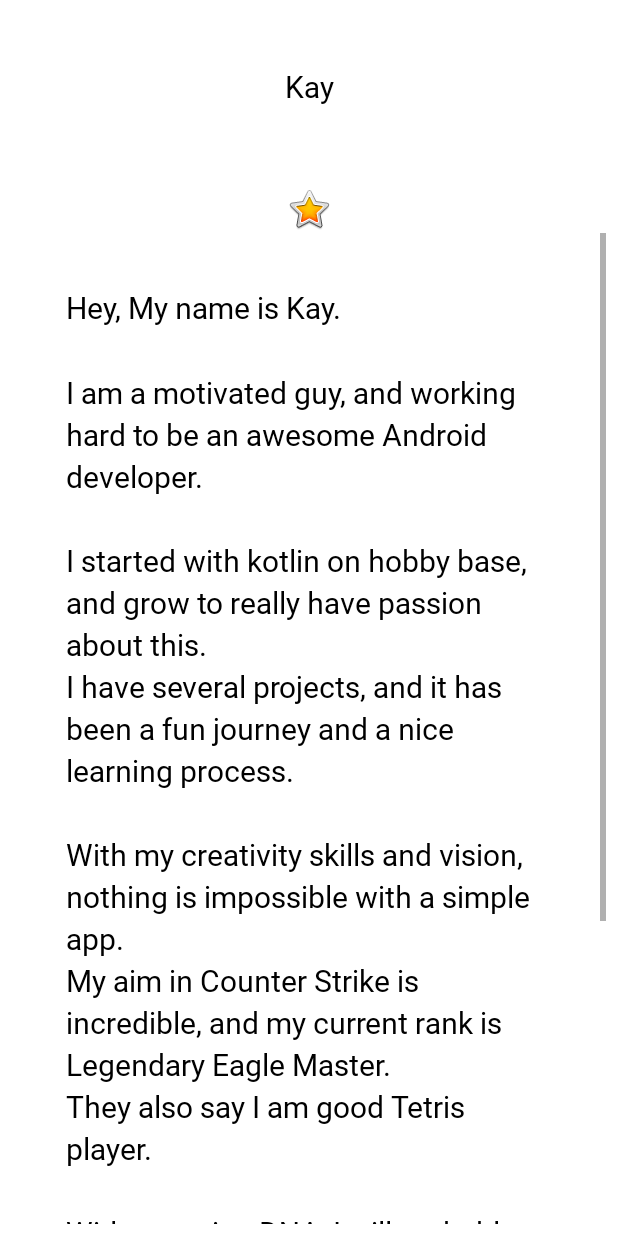
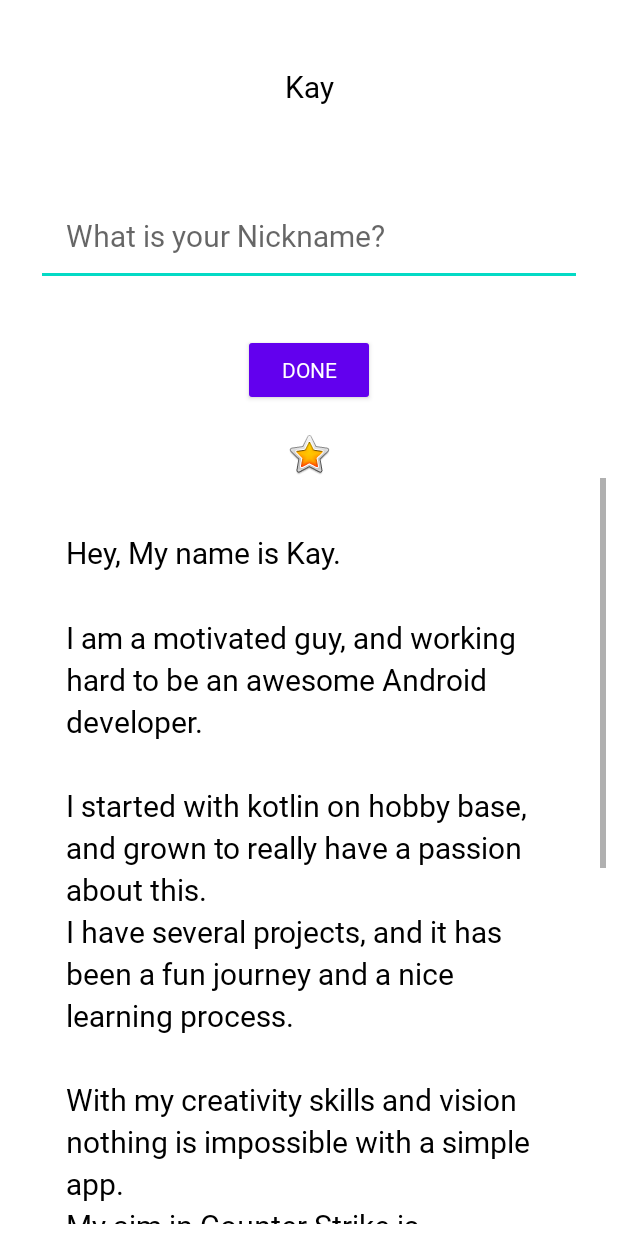
Before and after one commit to kaykay0808/AboutMe, an Android app: the layout activity_main.xml on its own in the app's theme, with its tools: preview values and no code run, on a phone screen of 412 x 824 dp. Run offline under Robolectric (Android 15) with nearby library versions, the phone set to English and light mode, and no system bars.

Commit message:
New textView

```diff
--- a/app/src/main/res/layout/activity_main.xml
+++ b/app/src/main/res/layout/activity_main.xml
@@ -11,18 +11,47 @@
 
     <TextView
         android:id="@+id/name_text"
+        style="@style/NameStyle"
         android:layout_width="match_parent"
         android:layout_height="wrap_content"
         android:text="@string/name"
+        android:textAlignment="center" />
+
+    <EditText
+        android:id="@+id/nickname_edit"
+        style="@style/NameStyle"
+        android:layout_width="match_parent"
+        android:layout_height="wrap_content"
+        android:ems="10"
+        android:hint="@string/what_is_your_nickname"
+        android:inputType="textPersonName" />
+
+    <Button
+        android:id="@+id/done_button"
+        style="@style/Widget.AppCompat.Button.Colored"
+        android:backgroundTint="@color/buttonColor"
+        android:layout_width="wrap_content"
+        android:layout_height="wrap_content"
+        android:layout_gravity="center_horizontal"
+        android:layout_marginTop="@dimen/layout_margin"
+        android:fontFamily="@font/roboto"
+        android:text="@string/done" />
+
+    <TextView
+        android:id="@+id/nickname_text"
+        style="@style/NameStyle"
+        android:layout_width="match_parent"
+        android:layout_height="wrap_content"
+        android:text=""
         android:textAlignment="center"
-        style="@style/NameStyle" />
+        android:visibility="gone" />
 
     <ImageView
         android:id="@+id/star_image"
         android:layout_width="match_parent"
         android:layout_height="wrap_content"
+        android:layout_marginTop="@dimen/layout_margin"
         android:contentDescription="@string/yellow_star"
-        android:layout_marginTop="@dimen/layout_margin"
         app:srcCompat="@android:drawable/btn_star_big_on" />
 
     <ScrollView
--- a/app/src/main/res/values/colors.xml
+++ b/app/src/main/res/values/colors.xml
@@ -11,4 +11,5 @@
     <color name="colorPrimary">#008577</color>
     <color name="colorPrimaryDark">#00574B</color>
     <color name="colorAccent">#76bf5e</color>
+    <color name="buttonColor">#76bf5e</color>
 </resources>
--- a/app/src/main/res/values/strings.xml
+++ b/app/src/main/res/values/strings.xml
@@ -3,12 +3,13 @@
     <string name="name">Kay</string>
     <string name="yellow_star">yellow star</string>
     <string name="what_is_your_nickname">What is your Nickname?</string>
+    <string name="nickname">Nickname</string>
     <string name="done">Done</string>
     <string name="bio">Hey, My name is Kay.
         \n\nI am a motivated guy, and working hard to be an awesome Android developer.
-    \n\nI started with kotlin on hobby base, and grow to really have passion about this.
+    \n\nI started with kotlin on hobby base, and grown to really have a passion about this.
     \nI have several projects, and it has been a fun journey and a nice learning process.
-    \n\nWith my creativity skills and vision, nothing is impossible with a simple app.
+    \n\nWith my creativity skills and vision nothing is impossible with a simple app.
     \nMy aim in Counter Strike is incredible, and my current rank is Legendary Eagle Master.
     \nThey also say I am good Tetris player.
     \n\nWith my asian DNA, I will probably cook much better rice then you.
--- a/app/src/main/res/values/styles.xml
+++ b/app/src/main/res/values/styles.xml
@@ -8,4 +8,5 @@
         <item name="android:textColor">@color/black</item>
         <item name="android:textSize">@dimen/text_size</item>
     </style>
+
 </resources>
```
